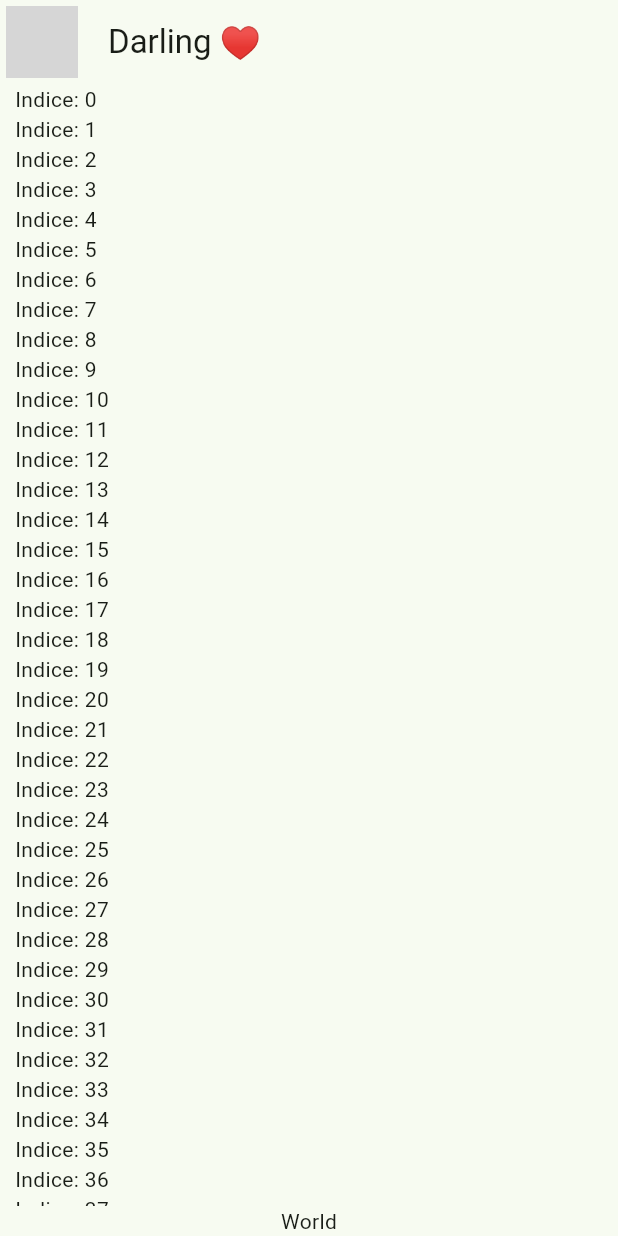
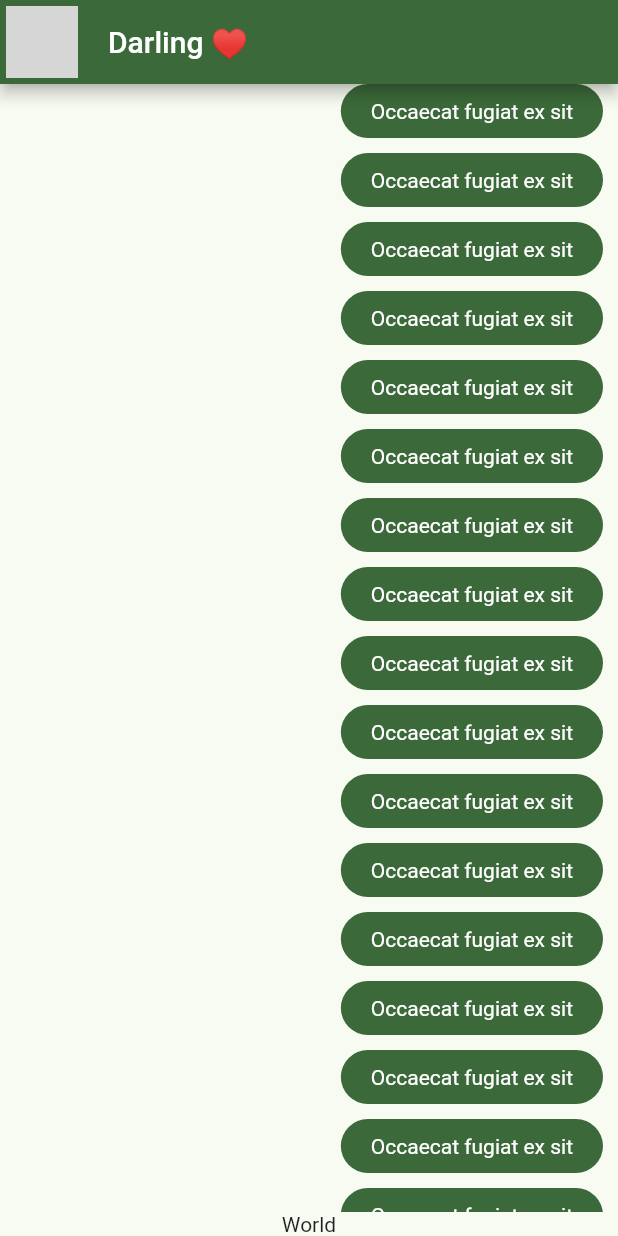
Before and after one commit to oakgarelik/Simple_Chat_App, a Flutter app: the screen it shows after launch, on a phone screen of 412 x 824 dp. Run offline on Flutter 3.47's test engine with Material 3 defaults, Android fonts, the phone set to English and light mode, and no system bars; network calls fail; grey boxes are pictures that could not be loaded.

Commit message:
Commits on my message bubble, color scheeme adjusted

```diff
--- a/lib/config/theme/app_theme.dart
+++ b/lib/config/theme/app_theme.dart
@@ -30,12 +30,12 @@ class AppTheme {
   final int selectedColor;
 
   AppTheme({this.selectedColor = 0})
-      : assert(selectedColor >= 0 && selectedColor < _colorsThemes.length - 1,
+      : assert(selectedColor >= 0 && selectedColor < _colorsThemes.length,
             'Colors must be between 0 and ${_colorsThemes.length - 1}');
 
   ThemeData theme() {
     return ThemeData(
-      useMaterial3: true,
+      useMaterial3: false,
       colorSchemeSeed: _colorsThemes[selectedColor],
     );
   }
--- a/lib/main.dart
+++ b/lib/main.dart
@@ -1,5 +1,5 @@
 import 'package:flutter/material.dart';
-import 'package:yes_no_app/config/presentation/chat/chat_screen.dart';
+import 'package:yes_no_app/presentation/screens/chat/chat_screen.dart';
 import 'package:yes_no_app/config/theme/app_theme.dart';
 
 void main() => runApp(const MyApp());
--- a/lib/config/presentation/chat/chat_screen.dart
+++ b/lib/presentation/screens/chat/chat_screen.dart
@@ -1,5 +1,6 @@
 import 'package:flutter/material.dart';
 import 'package:flutter/widgets.dart';
+import 'package:yes_no_app/presentation/widgets/chat/my_message_bubble.dart';
 
 class ChatScreen extends StatelessWidget {
   const ChatScreen({super.key});
@@ -20,6 +21,7 @@ class _SupBar extends StatelessWidget implements PreferredSizeWidget {
   @override
   Widget build(BuildContext context) {
     return AppBar(
+      backgroundColor: Theme.of(context).primaryColor,
       leading: const Padding(
         padding: EdgeInsets.all(4.0),
         child: CircleAvatar(
@@ -45,7 +47,7 @@ class _ChatView extends StatelessWidget {
                 child: ListView.builder(
               itemCount: 100,
               itemBuilder: (context, index) {
-                return Text('Indice: $index');
+                return const MyMessageBubble();
               },
             )),
             const Text('World')
--- /dev/null
+++ b/lib/presentation/widgets/chat/my_message_bubble.dart
@@ -0,0 +1,30 @@
+import 'package:flutter/material.dart';
+
+class MyMessageBubble extends StatelessWidget {
+  const MyMessageBubble({super.key});
+
+  @override
+  Widget build(BuildContext context) {
+    final colors = Theme.of(context).colorScheme;
+
+    return Column(
+      crossAxisAlignment: CrossAxisAlignment.end,
+      children: [
+        Container(
+          decoration: BoxDecoration(
+              color: colors.primary, borderRadius: BorderRadius.circular(20)),
+          child: const Padding(
+            padding: EdgeInsets.symmetric(horizontal: 20, vertical: 10),
+            child: Text(
+              'Occaecat fugiat ex sit',
+              style: TextStyle(color: Colors.white),
+            ),
+          ),
+        ),
+        const SizedBox(
+          height: 10,
+        )
+      ],
+    );
+  }
+}
```
